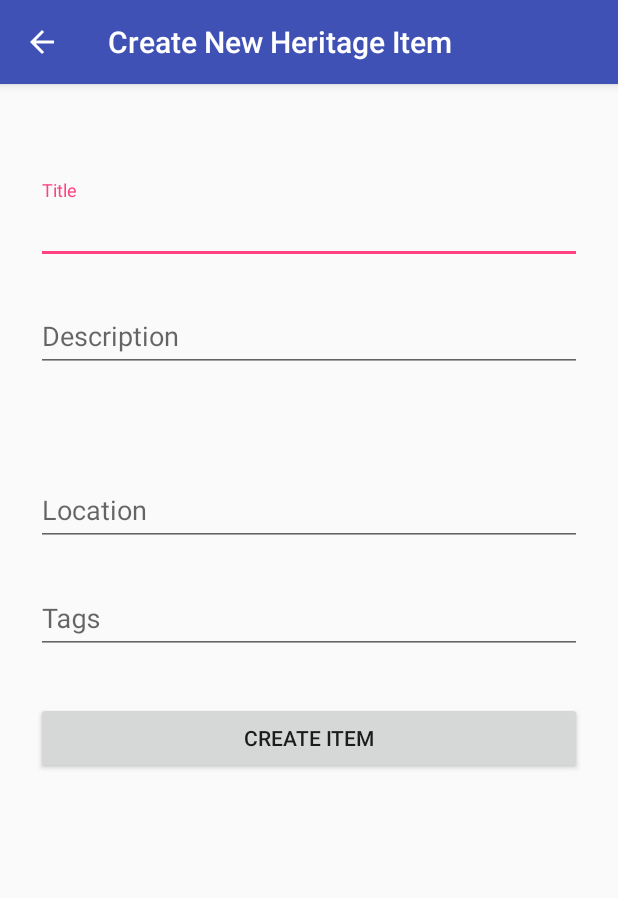
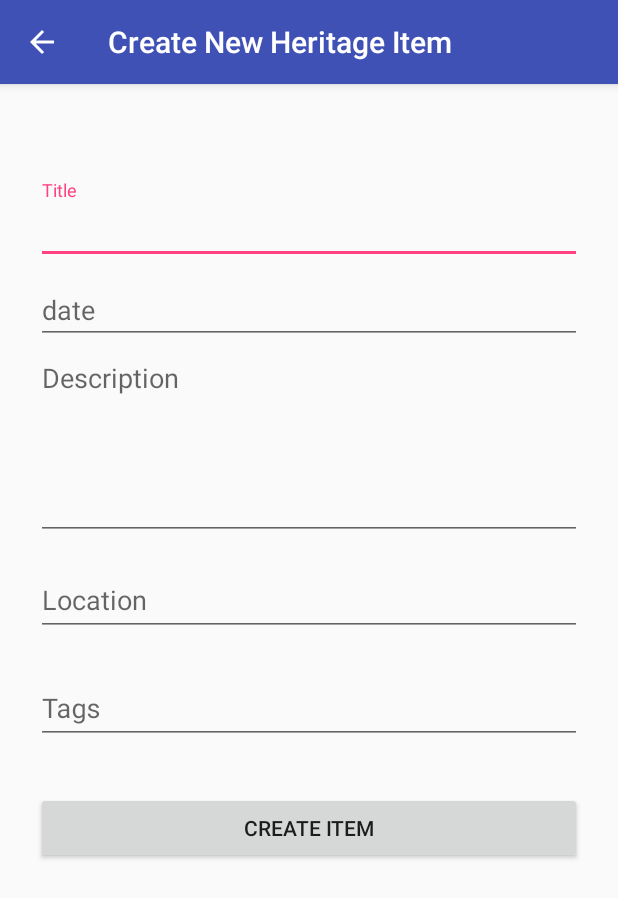
Before and after one commit to bounswe/bounswe2017group1, an Android app: the ItemCreateActivity screen opened directly, with no data from a screen before it, on a phone screen of 412 x 824 dp. Shown: the top 898 px of the screen. Run offline under Robolectric (Android 15) with nearby library versions, the phone set to English and light mode, and no system bars.

Commit message:
date field and tags can be added now in item creation. And date field and tags are displayed properly in detail view

```diff
--- a/android/app/src/main/res/layout/activity_item_create.xml
+++ b/android/app/src/main/res/layout/activity_item_create.xml
@@ -27,19 +27,21 @@
                 android:hint="Title" />
         </android.support.design.widget.TextInputLayout>
 
-        <!-- Email Label -->
-        <android.support.design.widget.TextInputLayout
-            android:layout_width="match_parent"
+        <EditText
+            android:id="@+id/date"
+            android:clickable="true"
+            android:editable="false"
+            android:hint="date"
             android:layout_height="wrap_content"
-            android:minHeight="100dp"
-            android:layout_marginTop="8dp"
-            android:layout_marginBottom="8dp">
+            android:layout_width="match_parent" />
+
             <EditText android:id="@+id/input_description"
                 android:layout_width="match_parent"
                 android:layout_height="wrap_content"
-                android:inputType="textCapWords"
-                android:hint="Description" />
-        </android.support.design.widget.TextInputLayout>
+                android:hint="Description"
+                android:lines="5"
+                android:maxLines="30"
+                android:gravity="top"/>
 
         <!-- Password Label -->
         <android.support.design.widget.TextInputLayout
--- a/android/app/src/main/res/layout/item_detail_view.xml
+++ b/android/app/src/main/res/layout/item_detail_view.xml
@@ -35,6 +35,10 @@
         android:orientation="vertical"
         android:id="@+id/linearimage"
         android:paddingBottom="20dp">
+        <TextView
+            android:layout_width="match_parent"
+            android:layout_height="wrap_content"
+            android:id="@+id/tag"/>
         <android.support.v7.widget.AppCompatImageView
             android:layout_width="match_parent"
             android:layout_height="match_parent"
```
Also changed, not shown: android/app/src/main/java/com/boungroup1/androidculturemania/ItemCreateActivity.java (+52 -9 lines), android/app/src/main/java/com/boungroup1/androidculturemania/ItemCreateBody.java (+6 -4 lines), android/app/src/main/java/com/boungroup1/androidculturemania/ItemDetailView.java (+8 -10 lines), 2 other files.
